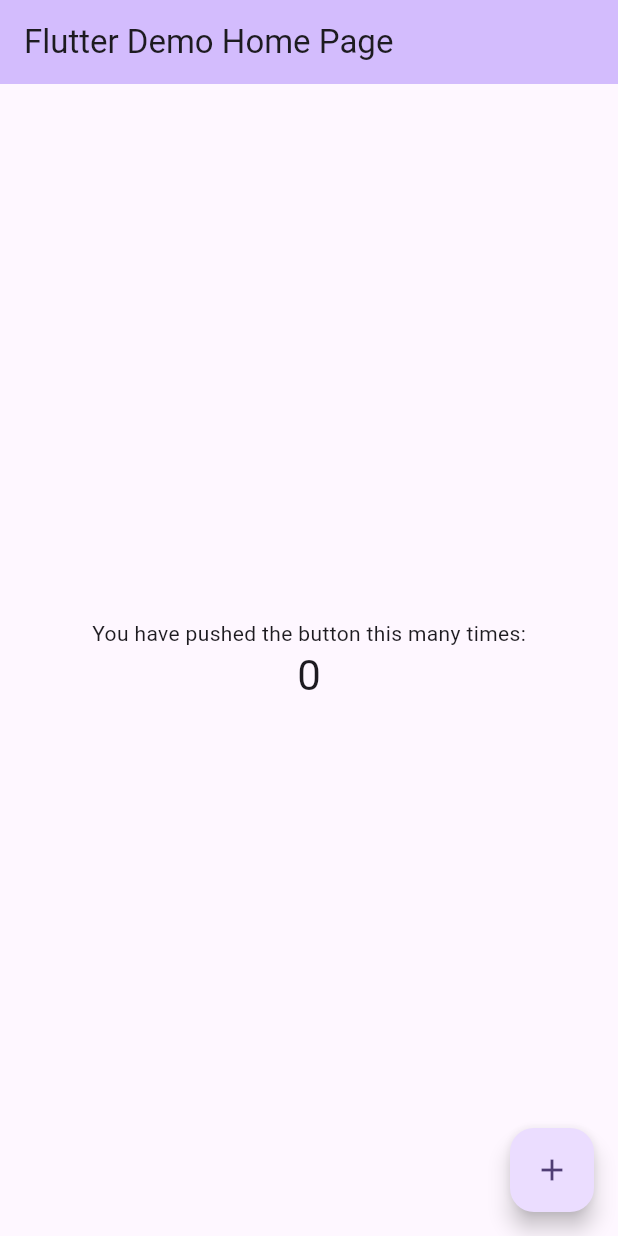
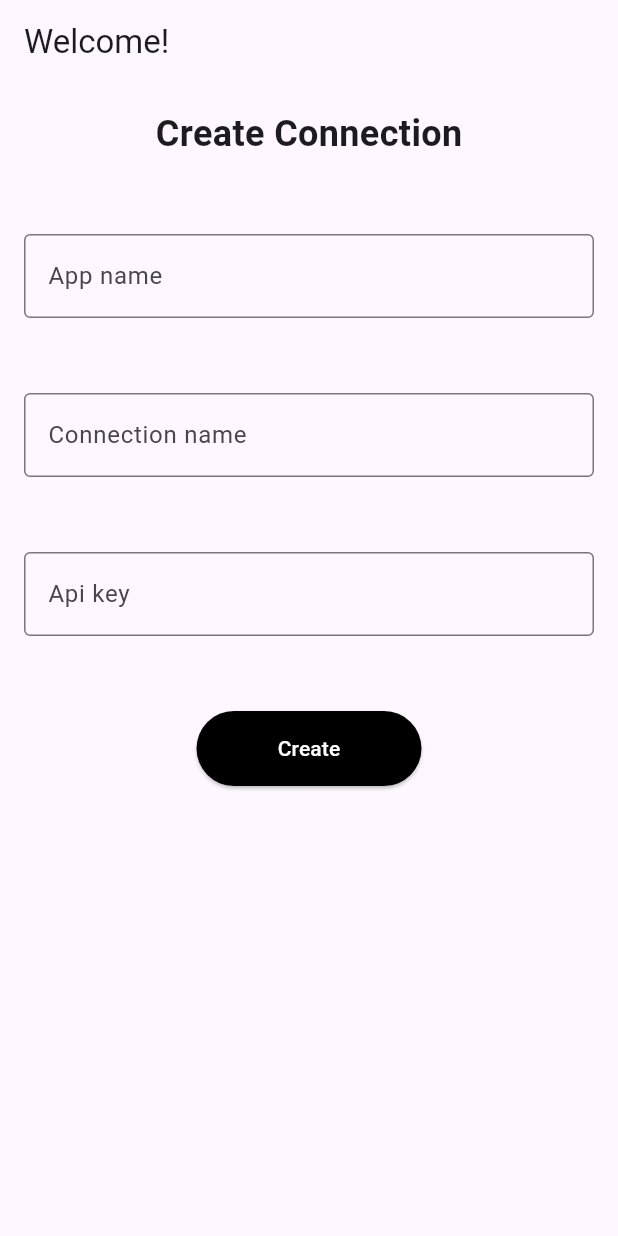
Before and after one commit to ioak-dev/expenso-mobile-app, a Flutter app: the screen it shows after launch, on a phone screen of 412 x 824 dp. Run offline on Flutter 3.47's test engine with Material 3 defaults, Android fonts, the phone set to English and light mode, and no system bars.

Commit message:
create connection screen changes

```diff
--- a/lib/main.dart
+++ b/lib/main.dart
@@ -1,125 +1,138 @@
 import 'package:flutter/material.dart';
 
 void main() {
-  runApp(const MyApp());
+  runApp(PulseApp());
 }
 
-class MyApp extends StatelessWidget {
-  const MyApp({super.key});
-
-  // This widget is the root of your application.
+class PulseApp extends StatelessWidget {
   @override
   Widget build(BuildContext context) {
     return MaterialApp(
-      title: 'Flutter Demo',
-      theme: ThemeData(
-        // This is the theme of your application.
-        //
-        // TRY THIS: Try running your application with "flutter run". You'll see
-        // the application has a purple toolbar. Then, without quitting the app,
-        // try changing the seedColor in the colorScheme below to Colors.green
-        // and then invoke "hot reload" (save your changes or press the "hot
-        // reload" button in a Flutter-supported IDE, or press "r" if you used
-        // the command line to start the app).
-        //
-        // Notice that the counter didn't reset back to zero; the application
-        // state is not lost during the reload. To reset the state, use hot
-        // restart instead.
-        //
-        // This works for code too, not just values: Most code changes can be
-        // tested with just a hot reload.
-        colorScheme: ColorScheme.fromSeed(seedColor: Colors.deepPurple),
-        useMaterial3: true,
-      ),
-      home: const MyHomePage(title: 'Flutter Demo Home Page'),
+      theme: ThemeData(primarySwatch: Colors.red),
+      home: CreateConnection(),
     );
   }
 }
 
-class MyHomePage extends StatefulWidget {
-  const MyHomePage({super.key, required this.title});
-
-  // This widget is the home page of your application. It is stateful, meaning
-  // that it has a State object (defined below) that contains fields that affect
-  // how it looks.
-
-  // This class is the configuration for the state. It holds the values (in this
-  // case the title) provided by the parent (in this case the App widget) and
-  // used by the build method of the State. Fields in a Widget subclass are
-  // always marked "final".
-
-  final String title;
-
+class HomeScreen extends StatelessWidget {
   @override
-  State<MyHomePage> createState() => _MyHomePageState();
+  Widget build(BuildContext context) {
+    return Scaffold(
+      appBar: AppBar(
+        title: Text("Home Screen"),
+      ),
+      body: Center(
+        child: Text(
+          "Welcome to the Home Screen!",
+          style: TextStyle(fontSize: 24),
+        ),
+      ),
+    );
+  }
 }
 
-class _MyHomePageState extends State<MyHomePage> {
-  int _counter = 0;
 
-  void _incrementCounter() {
-    setState(() {
-      // This call to setState tells the Flutter framework that something has
-      // changed in this State, which causes it to rerun the build method below
-      // so that the display can reflect the updated values. If we changed
-      // _counter without calling setState(), then the build method would not be
-      // called again, and so nothing would appear to happen.
-      _counter++;
-    });
+class CreateConnection extends StatefulWidget {
+  @override
+  _CreateConnectionScreenState createState() => _CreateConnectionScreenState();
+}
+
+class _CreateConnectionScreenState extends State<CreateConnection> {
+
+  final TextEditingController _appNameController = TextEditingController();
+  final TextEditingController _connectionNameController = TextEditingController();
+  final TextEditingController _apiKeyController = TextEditingController();
+
+  void _handleCreateConnection() {
+    String appName = _appNameController.text;
+    String connectionName = _connectionNameController.text;
+    String apiKey = _apiKeyController.text;
+
+    // Example: Simple validation
+    if (appName.isNotEmpty && connectionName.isNotEmpty && apiKey.isNotEmpty) {
+      print("Values: $appName, $connectionName, $apiKey");
+      Navigator.push(
+        context,
+        MaterialPageRoute(builder: (context) => HomeScreen()), // Navigate to HomeScreen
+      );
+    } else {
+      ScaffoldMessenger.of(context).showSnackBar(
+        SnackBar(content: Text('Please enter all fields')),
+      );
+    }
   }
 
   @override
   Widget build(BuildContext context) {
-    // This method is rerun every time setState is called, for instance as done
-    // by the _incrementCounter method above.
-    //
-    // The Flutter framework has been optimized to make rerunning build methods
-    // fast, so that you can just rebuild anything that needs updating rather
-    // than having to individually change instances of widgets.
     return Scaffold(
-      appBar: AppBar(
-        // TRY THIS: Try changing the color here to a specific color (to
-        // Colors.amber, perhaps?) and trigger a hot reload to see the AppBar
-        // change color while the other colors stay the same.
-        backgroundColor: Theme.of(context).colorScheme.inversePrimary,
-        // Here we take the value from the MyHomePage object that was created by
-        // the App.build method, and use it to set our appbar title.
-        title: Text(widget.title),
-      ),
-      body: Center(
-        // Center is a layout widget. It takes a single child and positions it
-        // in the middle of the parent.
+      appBar: AppBar(title: Text("Welcome!")),
+      body: Padding(
+        padding: const EdgeInsets.all(16.0),
         child: Column(
-          // Column is also a layout widget. It takes a list of children and
-          // arranges them vertically. By default, it sizes itself to fit its
-          // children horizontally, and tries to be as tall as its parent.
-          //
-          // Column has various properties to control how it sizes itself and
-          // how it positions its children. Here we use mainAxisAlignment to
-          // center the children vertically; the main axis here is the vertical
-          // axis because Columns are vertical (the cross axis would be
-          // horizontal).
-          //
-          // TRY THIS: Invoke "debug painting" (choose the "Toggle Debug Paint"
-          // action in the IDE, or press "p" in the console), to see the
-          // wireframe for each widget.
-          mainAxisAlignment: MainAxisAlignment.center,
-          children: <Widget>[
-            const Text(
-              'You have pushed the button this many times:',
+          crossAxisAlignment: CrossAxisAlignment.center,
+          children: [
+            Text(
+              "Create Connection",
+              style: TextStyle(fontSize: 24, fontWeight: FontWeight.bold),
             ),
-            Text(
-              '$_counter',
-              style: Theme.of(context).textTheme.headlineMedium,
+            SizedBox(height: 50),
+
+            TextField(
+              controller: _appNameController,
+              decoration: InputDecoration(
+                labelText: "App name",
+                border: OutlineInputBorder(),
+              ),
+            ),
+            SizedBox(height: 50),
+
+            TextField(
+              controller: _connectionNameController,
+              decoration: InputDecoration(
+                labelText: "Connection name",
+                border: OutlineInputBorder(),
+              ),
+            ),
+            SizedBox(height: 50),
+
+            // Padding(
+            //   padding: const EdgeInsets.only(bottom: 20.0),
+            //   child: TextField(
+            //     controller: _connectionNameController,
+            //     decoration: InputDecoration(
+            //       labelText: "Connection name",
+            //       border: OutlineInputBorder(),
+            //     ),
+            //   ),
+            // ),
+
+            TextField(
+              controller: _apiKeyController,
+              decoration: InputDecoration(
+                labelText: "Api key",
+                border: OutlineInputBorder(),
+              ),
+            ),
+            SizedBox(height: 50),
+
+
+            Center(
+              child: ElevatedButton(
+                onPressed: _handleCreateConnection,
+                child: Text("Create"),
+                style: ElevatedButton.styleFrom(
+                  backgroundColor: Colors.black,
+                  foregroundColor: Colors.white,
+                  minimumSize: Size(150, 50),
+                ),
+                // style: ElevatedButton.styleFrom(
+                //   minimumSize: Size(double.infinity, 50),
+                // ),
+              ),
             ),
           ],
         ),
       ),
-      floatingActionButton: FloatingActionButton(
-        onPressed: _incrementCounter,
-        tooltip: 'Increment',
-        child: const Icon(Icons.add),
-      ), // This trailing comma makes auto-formatting nicer for build methods.
     );
   }
 }
```
Also changed, not shown: 1 other file.
